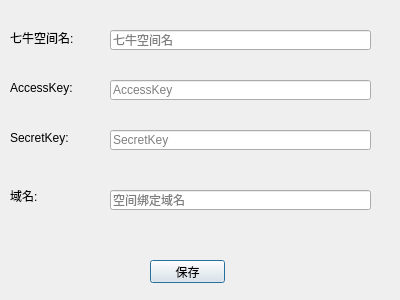
fengwenhua/HuaMarkdownPic, file accountdialog.ui: the form before one commit.
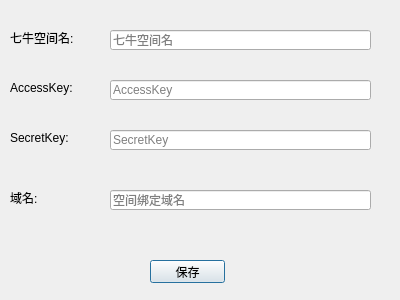
The form after the commit.

```diff
--- a/accountdialog.ui
+++ b/accountdialog.ui
@@ -70,8 +70,8 @@
     <rect>
      <x>10</x>
      <y>190</y>
-     <width>54</width>
-     <height>12</height>
+     <width>41</width>
+     <height>16</height>
     </rect>
    </property>
    <property name="text">
```
